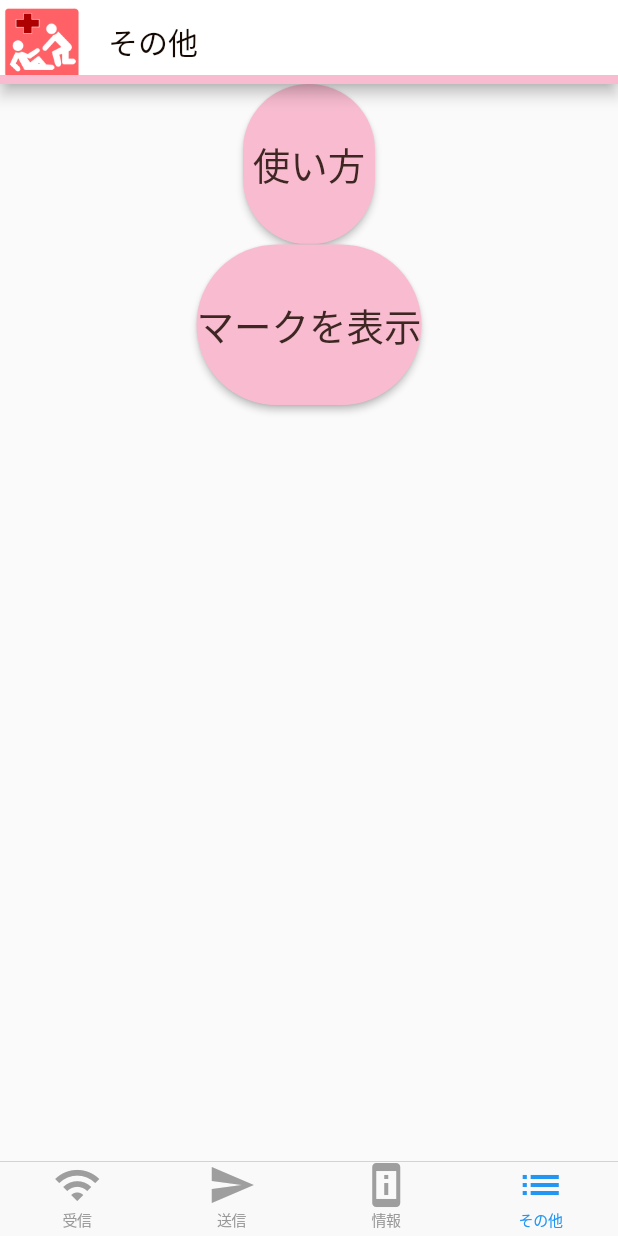
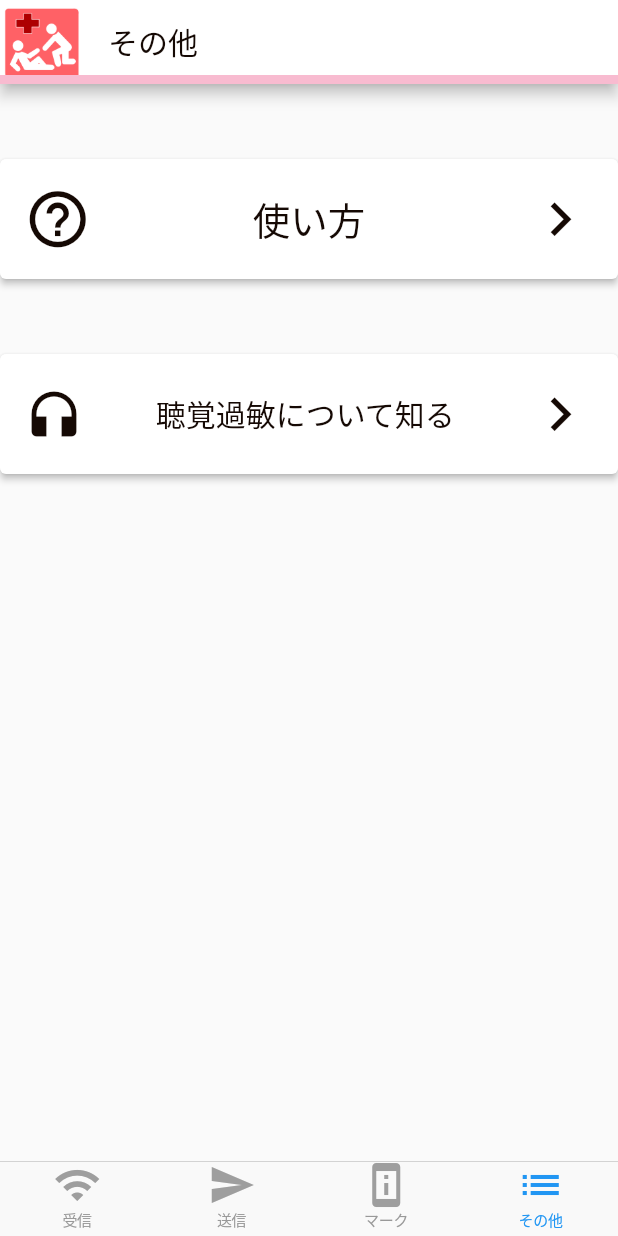
Before and after one commit to hirune05/beacon_app, a Flutter app: the screen it shows after launch, item 4 of the bottom bar chosen, on a phone screen of 412 x 824 dp. Run offline on Flutter 3.47's test engine with Material 2 defaults, Android fonts, the phone set to English and light mode, and no system bars; our stand-ins replace flutter_local_notifications, webview_flutter; missing offline and left inert: flutter_beacon.

Commit message:
使い方のとこ以外ほぼ完成

```diff
--- a/lib/main.dart
+++ b/lib/main.dart
@@ -1,5 +1,7 @@
 import 'package:flutter/material.dart';
 import 'package:sumple_beacon/view/home_page.dart';
+
+Color? subcolor = Color.fromARGB(255, 21, 9, 4);
 
 void main() {
   runApp(const MainApp());
--- a/lib/view/pages/fight.dart
+++ b/lib/view/pages/fight.dart
@@ -1,6 +1,7 @@
 import 'package:flutter/material.dart';
 
 import 'package:flutter_beacon/flutter_beacon.dart';
+import 'package:sumple_beacon/main.dart';
 import 'package:sumple_beacon/util/constants.dart';
 import 'package:sumple_beacon/view/pages/beacon_broadcasting_page.dart';
 
@@ -90,6 +91,7 @@ class _FightPageState extends State<FightPage> with WidgetsBindingObserver {
       // (1) テキスト入力が表示された際に、Widgetがはみ出してエラー表示されるのを回避
       resizeToAvoidBottomInset: false,
       appBar: AppBar(
+        iconTheme: IconThemeData(color: subcolor),
         //leading: Image.asset('images/icon.png'),
         backgroundColor: broadcastingColor,
         title: const Text(
@@ -284,7 +286,7 @@ class _FightPageState extends State<FightPage> with WidgetsBindingObserver {
       },
       child: Text(
         '協力と理解を示す',
-        style: TextStyle(fontSize: 28),
+        style: TextStyle(fontSize: 28, color: subcolor),
       ),
     );
   }
--- a/lib/view/pages/manualpage.dart
+++ b/lib/view/pages/manualpage.dart
@@ -1,6 +1,7 @@
 import 'dart:async';
 import 'dart:io'; // Add this import.
 import 'package:flutter/material.dart';
+import 'package:sumple_beacon/main.dart';
 import 'package:webview_flutter/webview_flutter.dart';
 
 import 'navigation_controls.dart';
@@ -37,7 +38,10 @@ class _ManualPageState extends State<ManualPage> {
   Widget build(BuildContext context) {
     return Scaffold(
       appBar: AppBar(
-        leading: Image.asset('images/icon.png'),
+        iconTheme: IconThemeData(
+          color: subcolor,
+        ),
+        //leading: Image.asset('images/icon.png'),
         backgroundColor: Colors.white,
         title: const Text(
           '使い方',
--- a/lib/view/pages/settings.dart
+++ b/lib/view/pages/settings.dart
@@ -1,5 +1,7 @@
 import 'package:flutter/material.dart';
+import 'package:sumple_beacon/main.dart';
 import 'package:sumple_beacon/view/pages/beacon_scanning_page.dart';
+import 'package:sumple_beacon/view/pages/webpage.dart';
 
 import 'manualpage.dart';
 
@@ -19,7 +21,7 @@ class _SettingsPage extends State<SettingsPage> with WidgetsBindingObserver {
 
   Widget build(BuildContext context) {
     final ButtonStyle raisedButtonStyle = ElevatedButton.styleFrom(
-      onPrimary: Colors.brown[900],
+      onPrimary: subcolor,
       //ここで送信中の色を変えられる。
       primary: Colors.pink[100],
       minimumSize: const Size(88, 36),
@@ -44,48 +46,70 @@ class _SettingsPage extends State<SettingsPage> with WidgetsBindingObserver {
       body: Center(
         child: Column(
           children: [
+            SizedBox(height: 50),
             //アプリの使い方ウェブページへ飛ぶ
-            ElevatedButton(
-                style: raisedButtonStyle,
+            SizedBox(
+              width: double.infinity,
+              height: 80,
+              child: ElevatedButton(
+                style: ElevatedButton.styleFrom(
+                  primary: Colors.white, //ボタンの背景色
+                ),
                 onPressed: () {
                   Navigator.push(
                     context,
                     MaterialPageRoute(builder: (context) => const ManualPage()),
                   );
                 },
-                child: Text(
-                  '使い方',
-                  style: TextStyle(fontSize: 25),
-                )),
-            //聴覚過敏マークの表示
-            ElevatedButton(
-                style: raisedButtonStyle,
+                child: Row(
+                  mainAxisAlignment: MainAxisAlignment.spaceBetween,
+                  children: [
+                    Icon(Icons.help_outline, color: subcolor, size: 45),
+                    Text(
+                      '使い方',
+                      style: TextStyle(fontSize: 25, color: subcolor),
+                    ),
+                    Icon(Icons.navigate_next, color: subcolor, size: 45),
+                  ],
+                ),
+              ),
+            ),
+            SizedBox(height: 50),
+            //情報ページの表示
+            SizedBox(
+              width: double.infinity,
+              height: 80,
+              child: ElevatedButton(
+                style: ElevatedButton.styleFrom(
+                  primary: Colors.white, //ボタンの背景色
+                ),
                 onPressed: () {
-                  showDialog(
-                    barrierDismissible: false,
-                    context: context,
-                    builder: (BuildContext context) {
-                      return AlertDialog(
-                        title: Text("マーク"),
-                        content: Image(
-                            image: NetworkImage(
-                          'http://www.ishiimark.com/Image/symbol/symbol-irr-21.jpg',
-                        )),
-                        actions: [
-                          // ボタン領域
-                          TextButton(
-                            child: Text("×"),
-                            onPressed: () => Navigator.pop(context),
-                          ),
-                        ],
-                      );
-                    },
+                  Navigator.push(
+                    context,
+                    MaterialPageRoute(builder: (context) => const WebPage()),
                   );
                 },
-                child: Text(
-                  'マークを表示',
-                  style: TextStyle(fontSize: 25),
-                )),
+                child: Row(
+                  mainAxisAlignment: MainAxisAlignment.spaceBetween,
+                  children: [
+                    Icon(
+                      Icons.headphones,
+                      color: subcolor,
+                      size: 40,
+                    ),
+                    Text(
+                      '聴覚過敏について知る',
+                      style: TextStyle(fontSize: 20, color: subcolor),
+                    ),
+                    Icon(
+                      Icons.navigate_next,
+                      color: subcolor,
+                      size: 45,
+                    )
+                  ],
+                ),
+              ),
+            ),
           ],
         ),
       ),
--- a/lib/view/pages/thanks.dart
+++ b/lib/view/pages/thanks.dart
@@ -1,6 +1,7 @@
 import 'package:flutter/material.dart';
 
 import 'package:flutter_beacon/flutter_beacon.dart';
+import 'package:sumple_beacon/main.dart';
 import 'package:sumple_beacon/util/constants.dart';
 import 'package:sumple_beacon/view/pages/beacon_broadcasting_page.dart';
 
@@ -90,6 +91,7 @@ class _ThanksPageState extends State<ThanksPage> with WidgetsBindingObserver {
       // (1) テキスト入力が表示された際に、Widgetがはみ出してエラー表示されるのを回避
       resizeToAvoidBottomInset: false,
       appBar: AppBar(
+        iconTheme: IconThemeData(color: subcolor),
         //leading: Image.asset('images/icon.png'),
         backgroundColor: broadcastingColor,
         title: const Text(
@@ -251,7 +253,7 @@ class _ThanksPageState extends State<ThanksPage> with WidgetsBindingObserver {
 
   Widget get buttonFight {
     final ButtonStyle raisedButtonStyle = ElevatedButton.styleFrom(
-      onPrimary: Colors.brown[900],
+      onPrimary: subcolor,
       //ここで送信中の色を変えられる。
       primary: broadcasting ? Colors.lightBlue[200] : Colors.pink[100],
       minimumSize: const Size(88, 36),
@@ -287,7 +289,7 @@ class _ThanksPageState extends State<ThanksPage> with WidgetsBindingObserver {
       },
       child: Text(
         '${broadcasting ? '閉じる' : '解決を知らせる'}',
-        style: TextStyle(fontSize: 28),
+        style: TextStyle(fontSize: 28, color: subcolor),
       ),
     );
   }
--- a/lib/view/tab_item.dart
+++ b/lib/view/tab_item.dart
@@ -21,7 +21,7 @@ class TabItemData {
     TabItem.scanning: TabItemData(title: '受信', icon: Icons.wifi),
     TabItem.broadcasting: TabItemData(title: '送信', icon: Icons.send),
     TabItem.information:
-        TabItemData(title: '情報', icon: Icons.perm_device_information),
+        TabItemData(title: 'マーク', icon: Icons.perm_device_information),
     TabItem.settings: TabItemData(title: 'その他', icon: Icons.list),
   };
 }
--- a/pubspec.yaml
+++ b/pubspec.yaml
@@ -69,3 +69,4 @@ flutter:
     - images/icon.png
     - images/thanks.png
     - images/cooperation.png
+    - images/mark.png
```
Also changed, not shown: lib/view/pages/beacon_scanning_page.dart (+14 -5 lines), lib/view/pages/information.dart (+4 -12 lines), lib/view/pages/webpage.dart (+5 -3 lines), images/mark.png (added), 1 other file.
